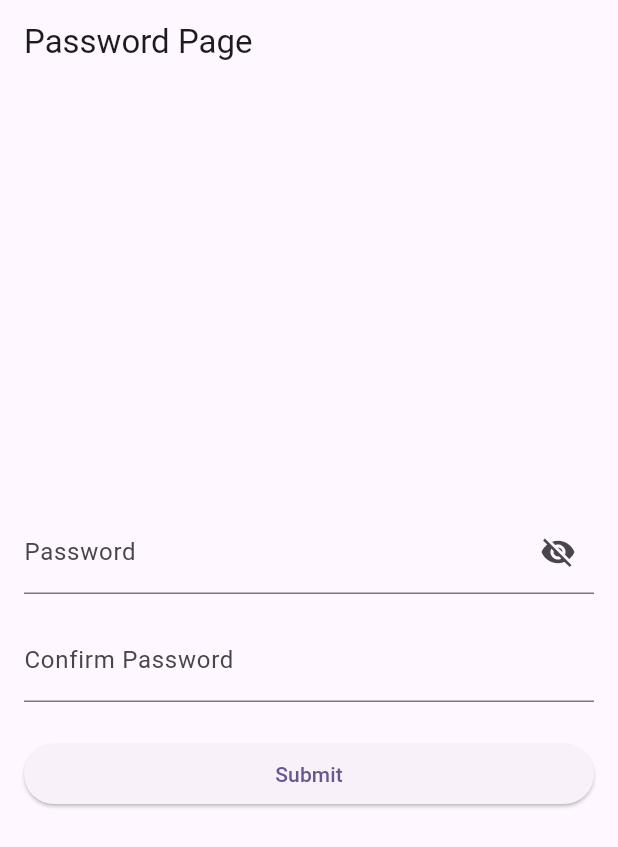
After one commit to shivaAg04/bloc-firebase-auth-all, a Flutter app: the ResetPasswordView screen opened directly, on a phone screen of 412 x 824 dp. The commit adds this screen. Shown: the top 847 px of the screen. Run offline on Flutter 3.47's test engine with Material 3 defaults, Android fonts, the phone set to English and light mode, and no system bars; our stand-ins replace cloud_firestore, firebase_auth, firebase_core, flutter_bloc, google_sign_in, pin_code_fields and 1 more; accounts and stored records are empty; network calls fail.

Commit message:
done with forget password thing and reset with new password

```diff
--- a/lib/auth/model/user_model.dart
+++ b/lib/auth/model/user_model.dart
@@ -9,6 +9,7 @@ class UserModel {
   String? password;
   String? verificationId;
   AuthCredential? googleAuthCredential;
+  PhoneAuthCredential? phoneAuthCredential;
   UserModel(
       {this.firstName,
       this.lastName,
@@ -17,5 +18,6 @@ class UserModel {
       this.email,
       this.password,
       this.verificationId,
-      this.googleAuthCredential});
+      this.googleAuthCredential,
+      this.phoneAuthCredential});
 }
--- a/lib/bloc/auth.event.dart
+++ b/lib/bloc/auth.event.dart
@@ -51,3 +51,15 @@ class LoginWithEmailPassword extends AuthEvent {
   String password;
   LoginWithEmailPassword(this.email, this.password);
 }
+// reset otp verify
+
+class ResetOtpVerify extends AuthEvent {
+  String otp;
+  ResetOtpVerify(this.otp);
+}
+
+// change password
+class ChangePassword extends AuthEvent {
+  String password;
+  ChangePassword(this.password);
+}
--- a/lib/bloc/auth_state.dart
+++ b/lib/bloc/auth_state.dart
@@ -101,7 +101,8 @@ class LoginSuccess extends AuthState {
 
 // login failed
 class LoginFailed extends AuthState {
-  LoginFailed();
+  String error;
+  LoginFailed(this.error);
 }
 
 // PasswordWrong
--- /dev/null
+++ b/lib/view/resetPassword/reset_password_view.dart
@@ -0,0 +1,117 @@
+import 'package:firebase_auth_all_feature/auth/api.dart';
+import 'package:firebase_auth_all_feature/bloc/auth.event.dart';
+import 'package:firebase_auth_all_feature/bloc/auth_bloc.dart';
+import 'package:firebase_auth_all_feature/bloc/auth_state.dart';
+import 'package:firebase_auth_all_feature/view/home_view.dart';
+import 'package:flutter/material.dart';
+import 'package:flutter_bloc/flutter_bloc.dart';
+
+class ResetPasswordView extends StatefulWidget {
+  @override
+  _ResetPasswordViewState createState() => _ResetPasswordViewState();
+}
+
+class _ResetPasswordViewState extends State<ResetPasswordView> {
+  final TextEditingController _passwordController = TextEditingController();
+  final TextEditingController _confirmPasswordController =
+      TextEditingController();
+
+  bool _passwordVisible = false;
+
+  @override
+  Widget build(BuildContext context) {
+    return Scaffold(
+      appBar: AppBar(
+        title: Text('Password Page'),
+      ),
+      body: Padding(
+        padding: const EdgeInsets.all(16.0),
+        child: Column(
+          crossAxisAlignment: CrossAxisAlignment.stretch,
+          mainAxisAlignment: MainAxisAlignment.center,
+          children: [
+            TextField(
+              controller: _passwordController,
+              obscureText: !_passwordVisible,
+              decoration: InputDecoration(
+                labelText: 'Password',
+                suffixIcon: IconButton(
+                  icon: Icon(
+                    _passwordVisible ? Icons.visibility : Icons.visibility_off,
+                  ),
+                  onPressed: () {
+                    setState(() {
+                      _passwordVisible = !_passwordVisible;
+                    });
+                  },
+                ),
+              ),
+            ),
+            SizedBox(height: 16),
+            TextField(
+              controller: _confirmPasswordController,
+              obscureText: true,
+              decoration: InputDecoration(
+                labelText: 'Confirm Password',
+              ),
+            ),
+            const SizedBox(height: 24),
+            BlocConsumer<AuthBloc, AuthState>(
+              listener: (context, state) {
+                if (state is AccountCreated) {
+                  Navigator.of(context).pushReplacement(
+                    MaterialPageRoute(
+                      builder: (context) => const HomeView(),
+                    ),
+                  );
+                }
+              },
+              builder: (context, state) {
+                if (state is PasswordLoading) {
+                  return const Center(
+                    child: CircularProgressIndicator(),
+                  );
+                } else {
+                  return ElevatedButton(
+                    onPressed: () {
+                      // Validate passwords
+                      if (_passwordController.text.isEmpty ||
+                          _confirmPasswordController.text.isEmpty) {
+                        // Show error if any field is empty
+                        _showSnackBar(
+                            'Please enter both password and confirm password.');
+                      } else if (_passwordController.text !=
+                          _confirmPasswordController.text) {
+                        // Show error if passwords do not match
+                        _showSnackBar('Passwords do not match.');
+                      } else {
+                        // All ok. Submit the form
+                        AuthService.userModel.password =
+                            _passwordController.text;
+                        print(AuthService.userModel.password);
+                        print(AuthService.userModel.email);
+                        context
+                            .read<AuthBloc>()
+                            .add(ChangePassword(_passwordController.text));
+                      }
+                    },
+                    child: Text('Submit'),
+                  );
+                }
+              },
+            ),
+          ],
+        ),
+      ),
+    );
+  }
+
+  void _showSnackBar(String message) {
+    ScaffoldMessenger.of(context).showSnackBar(
+      SnackBar(
+        content: Text(message),
+        duration: Duration(seconds: 2),
+      ),
+    );
+  }
+}
--- a/lib/view/sign_up_view.dart
+++ b/lib/view/sign_up_view.dart
@@ -70,7 +70,7 @@ class _SignUpViewState extends State<SignUpView> {
                   ),
                 ],
               ),
-              Align(
+              const Align(
                   alignment: Alignment.topLeft,
                   child: Text(
                     "                                     #EarnKarBefikar",
```
Also changed, not shown: lib/auth/api.dart (+35 -2 lines), lib/bloc/auth_bloc.dart (+41 -3 lines), lib/view/forgetPassword/forget_otp_verify_view.dart (added, +65 -0 lines), lib/view/forgetPassword/forget_phone_view.dart (added, +90 -0 lines), lib/view/sign_in_view.dart (+20 -0 lines).
